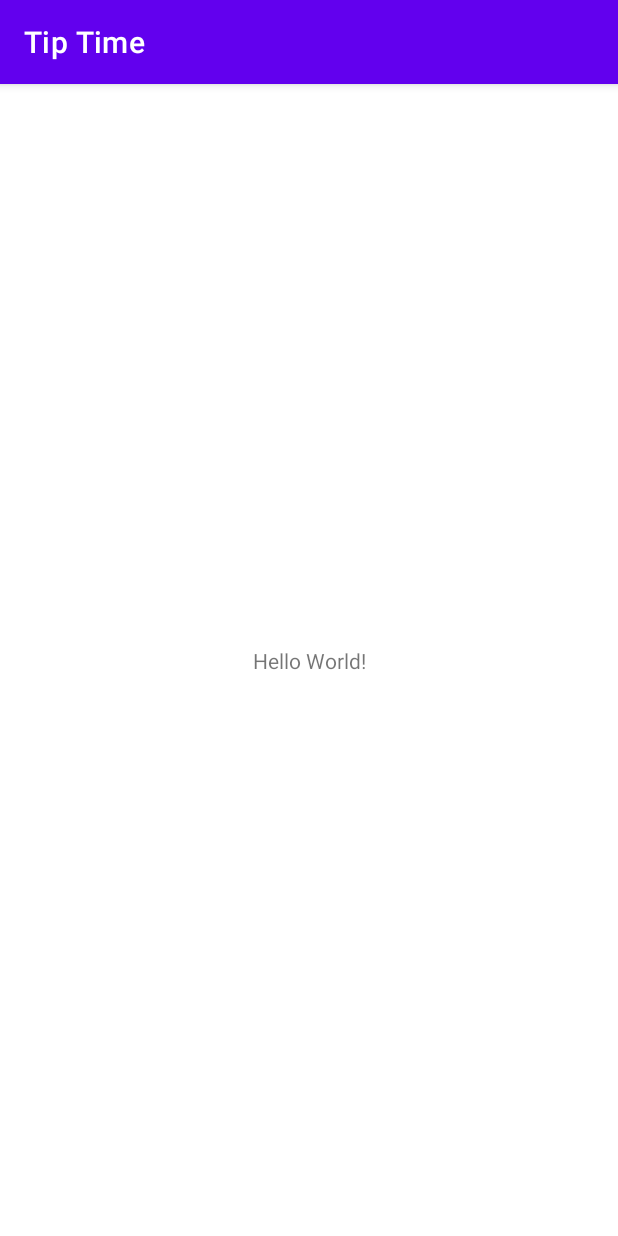
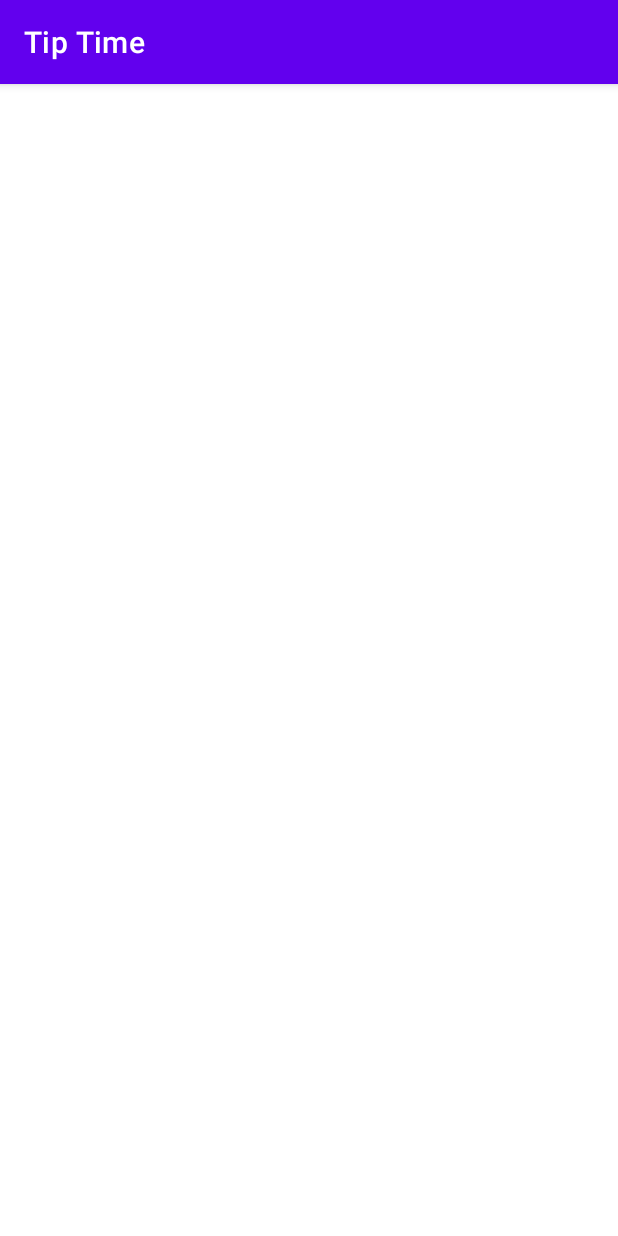
Before and after one commit to Lillaley/Tip_Time, an Android app: the screen it shows after launch (MainActivity), on a phone screen of 412 x 824 dp. Run offline under Robolectric (Android 15) with nearby library versions, the phone set to English and light mode, and no system bars.

Commit message:
deleting textview adding padding

```diff
--- a/app/src/main/res/layout/activity_main.xml
+++ b/app/src/main/res/layout/activity_main.xml
@@ -1,18 +1,11 @@
 <?xml version="1.0" encoding="utf-8"?>
-<androidx.constraintlayout.widget.ConstraintLayout xmlns:android="http://schemas.android.com/apk/res/android"
+<androidx.constraintlayout.widget.ConstraintLayout
+    xmlns:android="http://schemas.android.com/apk/res/android"
     xmlns:app="http://schemas.android.com/apk/res-auto"
     xmlns:tools="http://schemas.android.com/tools"
     android:layout_width="match_parent"
     android:layout_height="match_parent"
+    android:padding="16dp"
     tools:context=".MainActivity">
 
-    <TextView
-        android:layout_width="wrap_content"
-        android:layout_height="wrap_content"
-        android:text="Hello World!"
-        app:layout_constraintBottom_toBottomOf="parent"
-        app:layout_constraintEnd_toEndOf="parent"
-        app:layout_constraintStart_toStartOf="parent"
-        app:layout_constraintTop_toTopOf="parent" />
-
 </androidx.constraintlayout.widget.ConstraintLayout>
```
